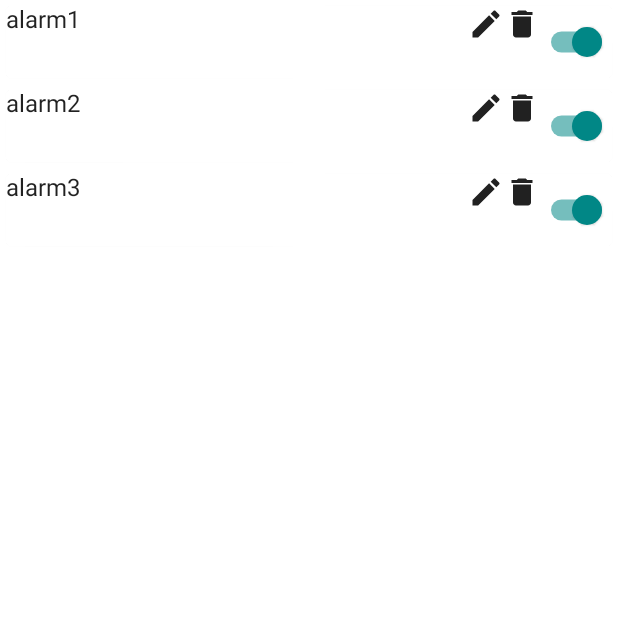
After one commit to Han2-Ro/SuperTime, an Android app built with Jetpack Compose: the composable SelectionList shown on its own in the app's theme, on a phone screen of 412 x 824 dp, the top half of it. The commit adds this screen. Run offline under Robolectric (Android 15) with nearby library versions, the phone set to English and light mode, and no system bars; 1 statement that could not run was skipped.

Commit message:
Started Alarm List

```diff
--- a/app/src/main/java/com/han2dev/supertime_v0/TimerSetupActivity.kt
+++ b/app/src/main/java/com/han2dev/supertime_v0/TimerSetupActivity.kt
@@ -18,8 +18,11 @@ import androidx.compose.ui.Modifier
 import androidx.compose.ui.graphics.Color
 import androidx.compose.ui.platform.testTag
 import androidx.compose.ui.tooling.preview.Preview
-import androidx.compose.ui.unit.dp
 import androidx.lifecycle.ViewModelProvider
+import com.han2dev.supertime_v0.ui.DropdownItem
+import com.han2dev.supertime_v0.ui.MyDropdownMenu
+import com.han2dev.supertime_v0.ui.TimeLI
+import com.han2dev.supertime_v0.ui.TimerList
 import com.han2dev.supertime_v0.ui.theme.SuperTime_v0Theme
 
 class TimerSetupActivity : ComponentActivity() {
--- a/app/src/main/java/com/han2dev/supertime_v0/TimerSetupViewModel.kt
+++ b/app/src/main/java/com/han2dev/supertime_v0/TimerSetupViewModel.kt
@@ -11,6 +11,7 @@ import androidx.compose.runtime.toMutableStateList
 import androidx.lifecycle.LiveData
 import androidx.lifecycle.MutableLiveData
 import androidx.lifecycle.ViewModel
+import com.han2dev.supertime_v0.ui.DropdownItem
 
 class TimerSetupViewModel() : ViewModel() {
 	private val _timerNode: MutableLiveData<TimerNode?> = MutableLiveData()
--- /dev/null
+++ b/app/src/main/java/com/han2dev/supertime_v0/ui/SelectionList.kt
@@ -0,0 +1,69 @@
+package com.han2dev.supertime_v0.ui
+
+import androidx.compose.foundation.clickable
+import androidx.compose.foundation.layout.Row
+import androidx.compose.foundation.layout.fillMaxHeight
+import androidx.compose.foundation.layout.fillMaxWidth
+import androidx.compose.foundation.layout.padding
+import androidx.compose.foundation.lazy.LazyColumn
+import androidx.compose.foundation.lazy.items
+import androidx.compose.material.Card
+import androidx.compose.material.Icon
+import androidx.compose.material.Switch
+import androidx.compose.material.Text
+import androidx.compose.material.icons.Icons
+import androidx.compose.material.icons.filled.Delete
+import androidx.compose.material.icons.filled.Edit
+import androidx.compose.runtime.Composable
+import androidx.compose.ui.Modifier
+import androidx.compose.ui.tooling.preview.Preview
+import androidx.compose.ui.unit.dp
+import com.han2dev.supertime_v0.ui.theme.SuperTime_v0Theme
+
+@Composable
+fun SelectionList() {
+
+	LazyColumn() {
+		items(listOf<String>("alarm1", "alarm2", "alarm3")) {
+			ListItem(it)
+		}
+	}
+}
+
+@Composable
+fun ListItem(title: String) {
+	Card(
+		modifier = Modifier
+			.fillMaxWidth()
+			.padding(4.dp)
+	) {
+		Row() {
+			Text(
+				text = title,
+				modifier = Modifier.weight(1f)
+			)
+			Icon(
+				imageVector = Icons.Filled.Edit,
+				contentDescription = "Settings",
+				modifier = Modifier
+					.fillMaxHeight()
+					.clickable { /*TODO*/ }
+			)
+			Icon(
+				imageVector = Icons.Filled.Delete,
+				contentDescription = "Delete",
+				modifier = Modifier.clickable { /*TODO*/ }
+			)
+			Switch(checked = true, onCheckedChange = {/*TODO*/})
+		}
+
+	}
+}
+
+@Preview(showBackground = false)
+@Composable
+fun DefaultPreview() {
+	SuperTime_v0Theme() {
+		SelectionList()
+	}
+}
--- a/app/src/main/java/com/han2dev/supertime_v0/TimerLI.kt
+++ b/app/src/main/java/com/han2dev/supertime_v0/ui/TimerLI.kt
@@ -1,11 +1,10 @@
-package com.han2dev.supertime_v0
+package com.han2dev.supertime_v0.ui
 
 import androidx.compose.foundation.background
 import androidx.compose.foundation.border
 import androidx.compose.foundation.clickable
 import androidx.compose.foundation.layout.*
 import androidx.compose.foundation.lazy.LazyColumn
-import androidx.compose.foundation.lazy.items
 import androidx.compose.foundation.shape.RoundedCornerShape
 import androidx.compose.foundation.text.BasicTextField
 import androidx.compose.foundation.text.KeyboardOptions
@@ -27,6 +26,9 @@ import androidx.compose.ui.text.input.KeyboardType
 import androidx.compose.ui.text.style.TextAlign
 import androidx.compose.ui.unit.DpOffset
 import androidx.compose.ui.unit.dp
+import com.han2dev.supertime_v0.TimerElemNode
+import com.han2dev.supertime_v0.TimerLoopNode
+import com.han2dev.supertime_v0.TimerNode
 
 
 data class DropdownItem(
@@ -41,7 +43,7 @@ fun TimerListItem(
 	topRowContent: @Composable (Modifier) -> Unit,
 	extraContent: @Composable () -> Unit = {},
 ) {
-	var isContextMenuVisible = rememberSaveable {
+	val isContextMenuVisible = rememberSaveable {
 		mutableStateOf(false)
 	}
 
@@ -67,7 +69,7 @@ fun TimerListItem(
 
 			Icon(
 				imageVector = Icons.Default.Settings,
-				contentDescription = null,
+				contentDescription = "Settings",
 				modifier = Modifier.clickable { isContextMenuVisible.value = true }
 			)
 
```
